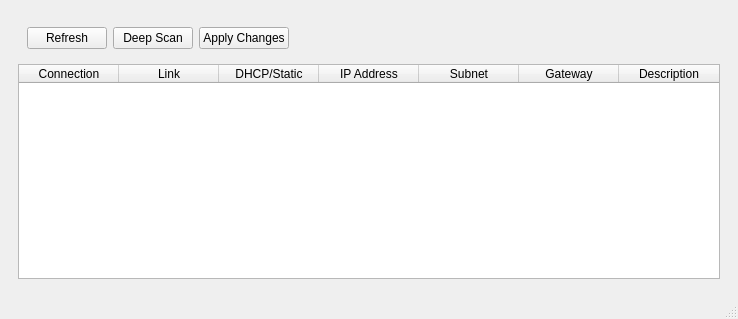
jaredewoods/NetworkControl, file src/networkcontrol/view/ui/main_window.ui: the form before one commit.
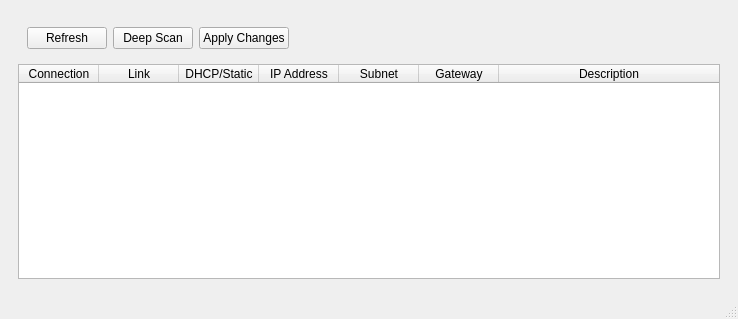
The form after the commit.

Commit message: Set default column width for main window table to enhance UI consistency.

The edit to the form file:
```diff
--- a/src/networkcontrol/view/ui/main_window.ui
+++ b/src/networkcontrol/view/ui/main_window.ui
@@ -56,6 +56,9 @@
          <property name="sortingEnabled">
           <bool>true</bool>
          </property>
+         <attribute name="horizontalHeaderDefaultSectionSize">
+          <number>80</number>
+         </attribute>
          <attribute name="horizontalHeaderStretchLastSection">
           <bool>true</bool>
          </attribute>
```
